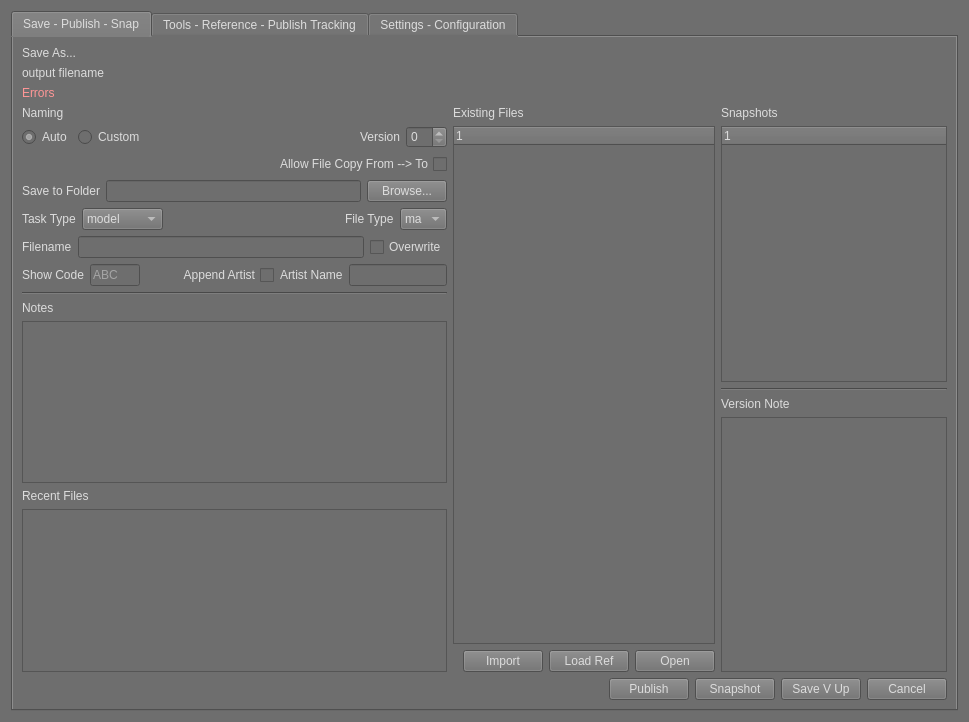
Qt form ui/superSaver_UI.ui (SleepDeprivedVFX/versionUp) before a commit.
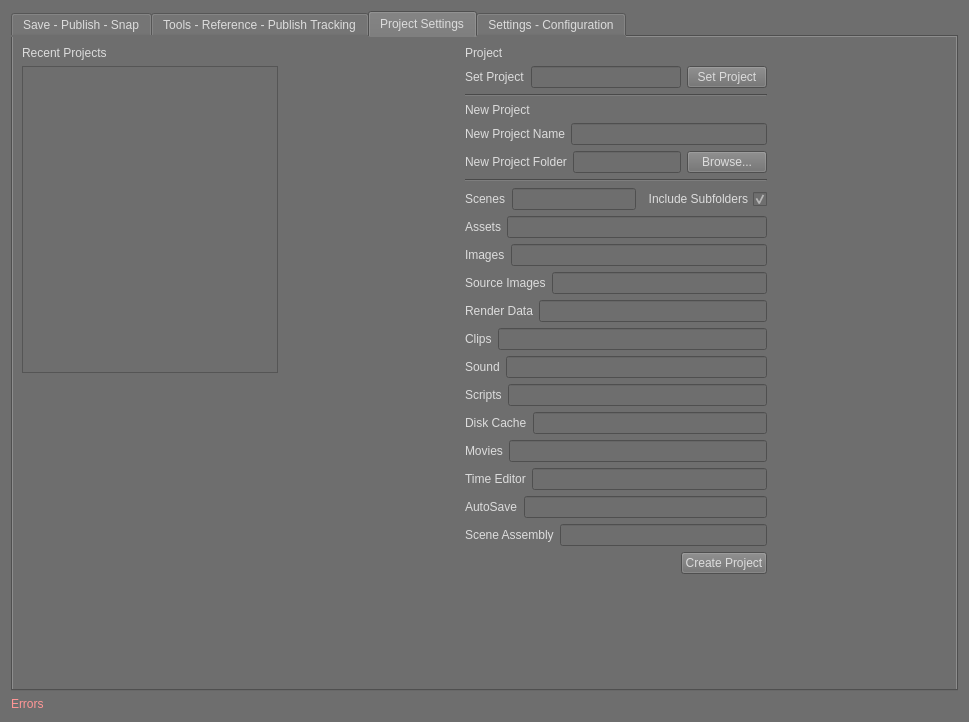
The same form after that commit. The open tabs and pages were chosen to show the change.

Commit message: v1.2.0: Added project tab to UI along with other new settings. Got most of the project window to work, but still need to add create project function.  Added new highlight system to messages.

The edit to the form file:
```diff
--- a/ui/superSaver_UI.ui
+++ b/ui/superSaver_UI.ui
@@ -54,17 +54,6 @@
          </property>
         </widget>
        </item>
-       <item>
-        <widget class="QLabel" name="messages">
-         <property name="styleSheet">
-          <string notr="true">font: 75 9pt &quot;MS Shell Dlg 2&quot;;
-color: rgb(255, 150, 150);</string>
-         </property>
-         <property name="text">
-          <string>Errors</string>
-         </property>
-        </widget>
-       </item>
        <item>
         <layout class="QHBoxLayout" name="sideBySide_layout">
          <item>
@@ -389,7 +378,35 @@
               </widget>
              </item>
              <item>
-              <widget class="QListWidget" name="recentFilesList"/>
+              <widget class="QListWidget" name="recentFilesList">
+               <property name="alternatingRowColors">
+                <bool>true</bool>
+               </property>
+              </widget>
+             </item>
+             <item>
+              <layout class="QHBoxLayout" name="horizontalLayout_11">
+               <item>
+                <widget class="QPushButton" name="clear_recent_btn">
+                 <property name="text">
+                  <string>Clear Recent History</string>
+                 </property>
+                </widget>
+               </item>
+               <item>
+                <spacer name="horizontalSpacer_12">
+                 <property name="orientation">
+                  <enum>Qt::Orientation::Horizontal</enum>
+                 </property>
+                 <property name="sizeHint" stdset="0">
+                  <size>
+                   <width>40</width>
+                   <height>20</height>
+                  </size>
+                 </property>
+                </spacer>
+               </item>
+              </layout>
              </item>
             </layout>
            </item>
@@ -411,6 +428,15 @@
              </item>
              <item>
               <widget class="QTreeWidget" name="existingFile_list">
+               <property name="frameShape">
+                <enum>QFrame::Shape::StyledPanel</enum>
+               </property>
+               <property name="alternatingRowColors">
+                <bool>true</bool>
+               </property>
+               <attribute name="headerVisible">
+                <bool>false</bool>
+               </attribute>
                <column>
                 <property name="text">
                  <string notr="true">1</string>
@@ -474,6 +500,9 @@
            </item>
            <item>
             <widget class="QTreeWidget" name="snapshots">
+             <property name="headerHidden">
+              <bool>true</bool>
+             </property>
              <column>
               <property name="text">
                <string notr="true">1</string>
@@ -731,6 +760,398 @@
        </item>
       </layout>
      </widget>
+     <widget class="QWidget" name="projectTab">
+      <attribute name="title">
+       <string>Project Settings</string>
+      </attribute>
+      <layout class="QHBoxLayout" name="horizontalLayout_30">
+       <item>
+        <layout class="QVBoxLayout" name="verticalLayout_8">
+         <item>
+          <widget class="QLabel" name="recent_project_label">
+           <property name="styleSheet">
+            <string notr="true">font: 700 12pt &quot;Segoe UI&quot;;</string>
+           </property>
+           <property name="text">
+            <string>Recent Projects</string>
+           </property>
+          </widget>
+         </item>
+         <item>
+          <widget class="QListWidget" name="recent_projects"/>
+         </item>
+         <item>
+          <spacer name="verticalSpacer_3">
+           <property name="orientation">
+            <enum>Qt::Orientation::Vertical</enum>
+           </property>
+           <property name="sizeHint" stdset="0">
+            <size>
+             <width>20</width>
+             <height>40</height>
+            </size>
+           </property>
+          </spacer>
+         </item>
+        </layout>
+       </item>
+       <item>
+        <spacer name="horizontalSpacer_15">
+         <property name="orientation">
+          <enum>Qt::Orientation::Horizontal</enum>
+         </property>
+         <property name="sizeHint" stdset="0">
+          <size>
+           <width>40</width>
+           <height>20</height>
+          </size>
+         </property>
+        </spacer>
+       </item>
+       <item>
+        <layout class="QVBoxLayout" name="verticalLayout_9">
+         <item>
+          <widget class="QLabel" name="projects_label">
+           <property name="styleSheet">
+            <string notr="true">font: 700 12pt &quot;Segoe UI&quot;;</string>
+           </property>
+           <property name="text">
+            <string>Project</string>
+           </property>
+          </widget>
+         </item>
+         <item>
+          <layout class="QHBoxLayout" name="horizontalLayout_13">
+           <item>
+            <widget class="QLabel" name="set_project_label">
+             <property name="text">
+              <string>Set Project</string>
+             </property>
+            </widget>
+           </item>
+           <item>
+            <widget class="QLineEdit" name="set_project"/>
+           </item>
+           <item>
+            <widget class="QPushButton" name="set_proejct_btn">
+             <property name="text">
+              <string>Set Project</string>
+             </property>
+            </widget>
+           </item>
+          </layout>
+         </item>
+         <item>
+          <widget class="Line" name="line">
+           <property name="orientation">
+            <enum>Qt::Orientation::Horizontal</enum>
+           </property>
+          </widget>
+         </item>
+         <item>
+          <widget class="QLabel" name="new_project_label">
+           <property name="styleSheet">
+            <string notr="true">font: 700 12pt &quot;Segoe UI&quot;;</string>
+           </property>
+           <property name="text">
+            <string>New Project</string>
+           </property>
+          </widget>
+         </item>
+         <item>
+          <layout class="QHBoxLayout" name="horizontalLayout_14">
+           <item>
+            <widget class="QLabel" name="new_project_name_label">
+             <property name="text">
+              <string>New Project Name</string>
+             </property>
+            </widget>
+           </item>
+           <item>
+            <widget class="QLineEdit" name="new_project_name"/>
+           </item>
+          </layout>
+         </item>
+         <item>
+          <layout class="QHBoxLayout" name="horizontalLayout_15">
+           <item>
+            <widget class="QLabel" name="new_project_folder_Label">
+             <property name="text">
+              <string>New Project Folder</string>
+             </property>
+            </widget>
+           </item>
+           <item>
+            <widget class="QLineEdit" name="new_project_folder"/>
+           </item>
+           <item>
+            <widget class="QPushButton" name="new_project_folder_btn">
+             <property name="text">
+              <string>Browse...</string>
+             </property>
+            </widget>
+           </item>
+          </layout>
+         </item>
+         <item>
+          <widget class="Line" name="line_2">
+           <property name="orientation">
+            <enum>Qt::Orientation::Horizontal</enum>
+           </property>
+          </widget>
+         </item>
+         <item>
+          <layout class="QHBoxLayout" name="horizontalLayout_16">
+           <item>
+            <widget class="QLabel" name="scenes_label">
+             <property name="text">
+              <string>Scenes</string>
+             </property>
+            </widget>
+           </item>
+           <item>
+            <widget class="QLineEdit" name="scenes"/>
+           </item>
+           <item>
+            <widget class="QCheckBox" name="include_subfolders">
+             <property name="toolTip">
+              <string>Typical Project Subfolders: Chars, Veh, Props, Env, Shots</string>
+             </property>
+             <property name="layoutDirection">
+              <enum>Qt::LayoutDirection::RightToLeft</enum>
+             </property>
+             <property name="text">
+              <string>Include Subfolders</string>
+             </property>
+             <property name="checked">
+              <bool>true</bool>
+             </property>
+            </widget>
+           </item>
+          </layout>
+         </item>
+         <item>
+          <layout class="QHBoxLayout" name="horizontalLayout_17">
+           <item>
+            <widget class="QLabel" name="assets_label">
+             <property name="text">
+              <string>Assets</string>
+             </property>
+            </widget>
+           </item>
+           <item>
+            <widget class="QLineEdit" name="assets"/>
+           </item>
+          </layout>
+         </item>
+         <item>
+          <layout class="QHBoxLayout" name="horizontalLayout_18">
+           <item>
+            <widget class="QLabel" name="images_label">
+             <property name="text">
+              <string>Images</string>
+             </property>
+            </widget>
+           </item>
+           <item>
+            <widget class="QLineEdit" name="images"/>
+           </item>
+          </layout>
+         </item>
+         <item>
+          <layout class="QHBoxLayout" name="horizontalLayout_19">
+           <item>
+            <widget class="QLabel" name="source_images_label">
+             <property name="text">
+              <string>Source Images</string>
+             </property>
+            </widget>
+           </item>
+           <item>
+            <widget class="QLineEdit" name="source_images"/>
+           </item>
+          </layout>
+         </item>
+         <item>
+          <layout class="QHBoxLayout" name="horizontalLayout_20">
+           <item>
+            <widget class="QLabel" name="render_data_label">
+             <property name="text">
+              <string>Render Data</string>
+             </property>
+            </widget>
+           </item>
+           <item>
+            <widget class="QLineEdit" name="render_data"/>
+           </item>
+          </layout>
+         </item>
+         <item>
+          <layout class="QHBoxLayout" name="horizontalLayout_21">
+           <item>
+            <widget class="QLabel" name="clips_label">
+             <property name="text">
+              <string>Clips</string>
+             </property>
+            </widget>
+           </item>
+           <item>
+            <widget class="QLineEdit" name="clips"/>
+           </item>
+          </layout>
+         </item>
+         <item>
+          <layout class="QHBoxLayout" name="horizontalLayout_22">
+           <item>
+            <widget class="QLabel" name="sound_label">
+             <property name="text">
+              <string>Sound</string>
+             </property>
+            </widget>
+           </item>
+           <item>
+            <widget class="QLineEdit" name="sound"/>
+           </item>
+          </layout>
+         </item>
+         <item>
+          <layout class="QHBoxLayout" name="horizontalLayout_23">
+           <item>
+            <widget class="QLabel" name="scripts_label">
+             <property name="text">
+              <string>Scripts</string>
+             </property>
+            </widget>
+           </item>
+           <item>
+            <widget class="QLineEdit" name="scripts"/>
+           </item>
+          </layout>
+         </item>
+         <item>
+          <layout class="QHBoxLayout" name="horizontalLayout_24">
+           <item>
+            <widget class="QLabel" name="disk_cache_labe">
+             <property name="text">
+              <string>Disk Cache</string>
+             </property>
+            </widget>
+           </item>
+           <item>
+            <widget class="QLineEdit" name="disk_cache"/>
+           </item>
+          </layout>
+         </item>
+         <item>
+          <layout class="QHBoxLayout" name="horizontalLayout_25">
+           <item>
+            <widget class="QLabel" name="movies_label">
+             <property name="text">
+              <string>Movies</string>
+             </property>
+            </widget>
+           </item>
+           <item>
+            <widget class="QLineEdit" name="movies"/>
+           </item>
+          </layout>
+         </item>
+         <item>
+          <layout class="QHBoxLayout" name="horizontalLayout_26">
+           <item>
+            <widget class="QLabel" name="time_editor_label">
+             <property name="text">
+              <string>Time Editor</string>
+             </property>
+            </widget>
+           </item>
+           <item>
+            <widget class="QLineEdit" name="time_editor"/>
+           </item>
+          </layout>
+         </item>
+         <item>
+          <layout class="QHBoxLayout" name="horizontalLayout_27">
+           <item>
+            <widget class="QLabel" name="Autosave_labe">
+             <property name="text">
+              <string>AutoSave</string>
+             </property>
+            </widget>
+           </item>
+           <item>
+            <widget class="QLineEdit" name="autosave"/>
+           </item>
+          </layout>
+         </item>
+         <item>
+          <layout class="QHBoxLayout" name="horizontalLayout_28">
+           <item>
+            <widget class="QLabel" name="scene_ass_label">
+             <property name="text">
+              <string>Scene Assembly</string>
+             </property>
+            </widget>
+           </item>
+           <item>
+            <widget class="QLineEdit" name="scene_ass"/>
+           </item>
+          </layout>
+         </item>
+         <item>
+          <layout class="QHBoxLayout" name="horizontalLayout_29">
+           <item>
+            <spacer name="horizontalSpacer_14">
+             <property name="orientation">
+              <enum>Qt::Orientation::Horizontal</enum>
+             </property>
+             <property name="sizeHint" stdset="0">
+              <size>
+               <width>40</width>
+               <height>20</height>
+              </size>
+             </property>
+            </spacer>
+           </item>
+           <item>
+            <widget class="QPushButton" name="create_project_btn">
+             <property name="text">
+              <string>Create Project</string>
+             </property>
+            </widget>
+           </item>
+          </layout>
+         </item>
+         <item>
+          <spacer name="verticalSpacer_4">
+           <property name="orientation">
+            <enum>Qt::Orientation::Vertical</enum>
+           </property>
+           <property name="sizeHint" stdset="0">
+            <size>
+             <width>20</width>
+             <height>40</height>
+            </size>
+           </property>
+          </spacer>
+         </item>
+        </layout>
+       </item>
+       <item>
+        <spacer name="horizontalSpacer_16">
+         <property name="orientation">
+          <enum>Qt::Orientation::Horizontal</enum>
+         </property>
+         <property name="sizeHint" stdset="0">
+          <size>
+           <width>40</width>
+           <height>20</height>
+          </size>
+         </property>
+        </spacer>
+       </item>
+      </layout>
+     </widget>
      <widget class="QWidget" name="SettingsTab">
       <attribute name="title">
        <string>Settings - Configuration</string>
@@ -1019,6 +1440,17 @@
      </widget>
     </widget>
    </item>
+   <item>
+    <widget class="QLabel" name="messages">
+     <property name="styleSheet">
+      <string notr="true">font: 75 9pt &quot;MS Shell Dlg 2&quot;;
+color: rgb(255, 150, 150);</string>
+     </property>
+     <property name="text">
+      <string>Errors</string>
+     </property>
+    </widget>
+   </item>
   </layout>
  </widget>
  <tabstops>
```
Left out of the diff: 42 changed lines with no effect on the pictures. The commit also changes 2 other files.
